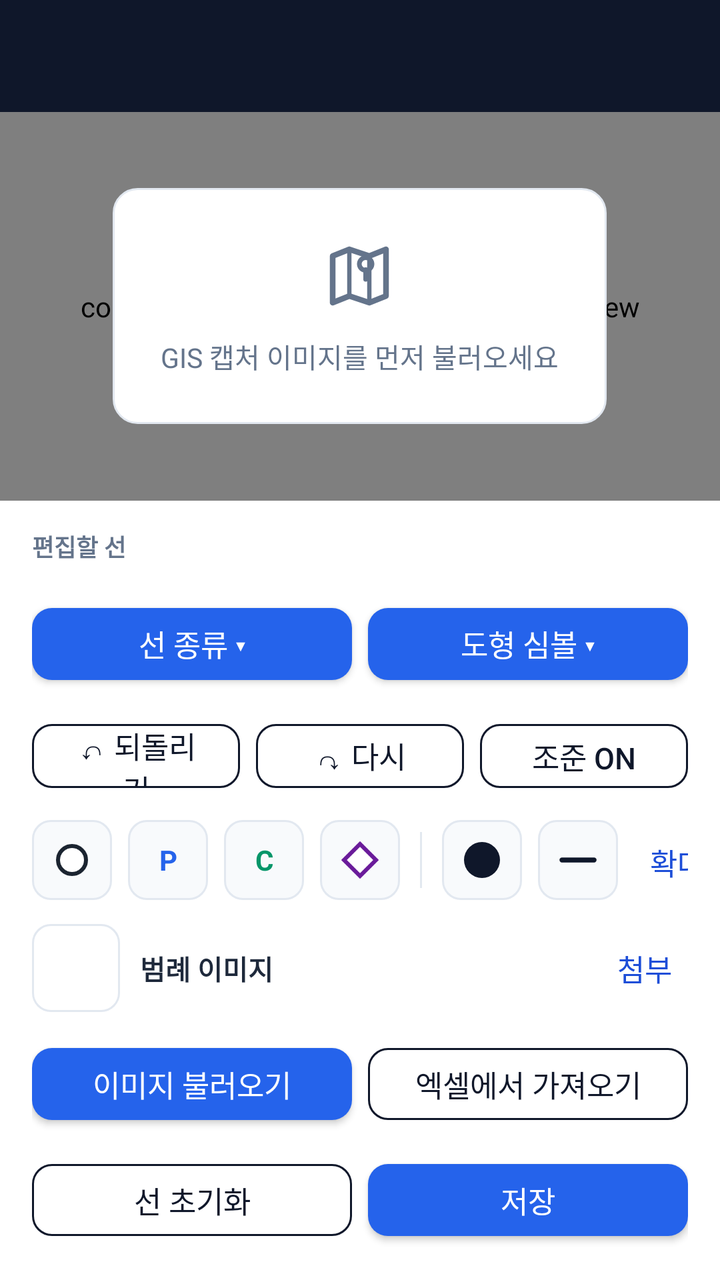
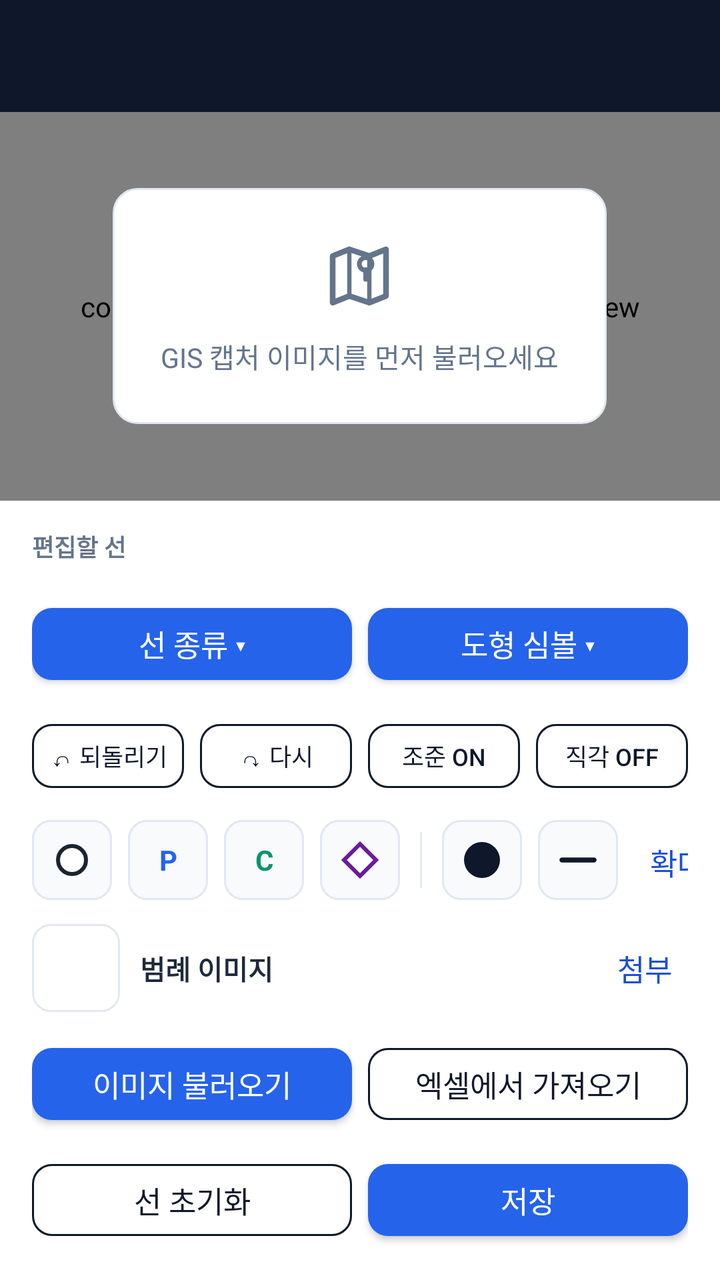

Before-and-after screenshots of an Android layout around one commit, followed by the original layout XML and the change that was made.
<!-- AndroidManifest.xml: activity theme Theme.Jijang -->
<!-- res/layout/activity_diagram_edit.xml -->
<?xml version="1.0" encoding="utf-8"?>
<LinearLayout xmlns:android="http://schemas.android.com/apk/res/android"
    xmlns:app="http://schemas.android.com/apk/res-auto"
    android:layout_width="match_parent"
    android:layout_height="match_parent"
    android:orientation="vertical"
    android:background="@color/background">

    <androidx.appcompat.widget.Toolbar
        android:id="@+id/toolbar"
        android:layout_width="match_parent"
        android:layout_height="?attr/actionBarSize"
        android:background="@color/primary"
        app:titleTextColor="@color/on_primary" />

    <FrameLayout
        android:layout_width="match_parent"
        android:layout_height="0dp"
        android:layout_weight="1">

        <com.thkim.jijang.ui.diagram.RouteEditorView
            android:id="@+id/routeEditorView"
            android:layout_width="match_parent"
            android:layout_height="match_parent"
            android:background="@color/surface" />

        <LinearLayout
            android:id="@+id/textNoImage"
            android:layout_width="wrap_content"
            android:layout_height="wrap_content"
            android:layout_gravity="center"
            android:gravity="center"
            android:orientation="vertical"
            android:background="@drawable/bg_card_notice"
            android:padding="24dp">

            <ImageView
                android:layout_width="40dp"
                android:layout_height="40dp"
                android:contentDescription="@null"
                android:src="@drawable/ic_menu_map"
                app:tint="@color/text_secondary" />

            <TextView
                android:layout_width="wrap_content"
                android:layout_height="wrap_content"
                android:layout_marginTop="10dp"
                android:gravity="center"
                android:text="GIS 캡처 이미지를 먼저 불러오세요"
                android:textColor="@color/text_secondary"
                android:textSize="13.5sp" />
        </LinearLayout>
    </FrameLayout>

    <LinearLayout
        android:layout_width="match_parent"
        android:layout_height="wrap_content"
        android:background="@color/surface"
        android:orientation="vertical"
        android:paddingHorizontal="16dp"
        android:paddingTop="14dp"
        android:paddingBottom="16dp">

        <TextView
            android:layout_width="wrap_content"
            android:layout_height="wrap_content"
            android:layout_marginBottom="6dp"
            android:text="편집할 선"
            android:textColor="@color/text_secondary"
            android:textSize="12sp"
            android:textStyle="bold" />

        <HorizontalScrollView
            android:layout_width="match_parent"
            android:layout_height="wrap_content"
            android:scrollbars="none">

            <LinearLayout
                android:id="@+id/containerLineChips"
                android:layout_width="wrap_content"
                android:layout_height="wrap_content"
                android:gravity="center_vertical"
                android:orientation="horizontal" />
        </HorizontalScrollView>

        
        <LinearLayout
            android:layout_width="match_parent"
            android:layout_height="wrap_content"
            android:layout_marginTop="10dp"
            android:gravity="center_vertical"
            android:orientation="horizontal">

            <com.google.android.material.button.MaterialButton
                android:id="@+id/buttonLegendLine"
                style="@style/Widget.Jijang.Button"
                android:layout_width="0dp"
                android:layout_height="48dp"
                android:layout_marginEnd="8dp"
                android:layout_weight="1"
                android:ellipsize="end"
                android:maxLines="1"
                android:minHeight="0dp"
                android:paddingVertical="0dp"
                android:text="선 종류 ▾" />

            <com.google.android.material.button.MaterialButton
                android:id="@+id/buttonLegendSymbol"
                style="@style/Widget.Jijang.Button"
                android:layout_width="0dp"
                android:layout_height="48dp"
                android:layout_weight="1"
                android:ellipsize="end"
                android:maxLines="1"
                android:minHeight="0dp"
                android:paddingVertical="0dp"
                android:text="도형 심볼 ▾" />
        </LinearLayout>

        
        <LinearLayout
            android:layout_width="match_parent"
            android:layout_height="wrap_content"
            android:layout_marginTop="10dp"
            android:gravity="center_vertical"
            android:orientation="horizontal">

            <com.google.android.material.button.MaterialButton
                android:id="@+id/buttonUndo"
                style="@style/Widget.Jijang.Button.Outlined"
                android:layout_width="0dp"
                android:layout_height="44dp"
                android:layout_marginEnd="8dp"
                android:layout_weight="1"
                android:enabled="false"
                android:minHeight="0dp"
                android:paddingVertical="0dp"
                android:text="↶ 되돌리기" />

            <com.google.android.material.button.MaterialButton
                android:id="@+id/buttonRedo"
                style="@style/Widget.Jijang.Button.Outlined"
                android:layout_width="0dp"
                android:layout_height="44dp"
                android:layout_marginEnd="8dp"
                android:layout_weight="1"
                android:enabled="false"
                android:minHeight="0dp"
                android:paddingVertical="0dp"
                android:text="↷ 다시" />

            <com.google.android.material.button.MaterialButton
                android:id="@+id/buttonAim"
                style="@style/Widget.Jijang.Button.Outlined"
                android:layout_width="0dp"
                android:layout_height="44dp"
                android:layout_weight="1"
                android:minHeight="0dp"
                android:paddingVertical="0dp"
                android:text="조준 ON" />
        </LinearLayout>

        <HorizontalScrollView
            android:layout_width="match_parent"
            android:layout_height="wrap_content"
            android:layout_marginTop="10dp"
            android:scrollbars="none">

            <LinearLayout
                android:layout_width="wrap_content"
                android:layout_height="wrap_content"
                android:gravity="center_vertical"
                android:orientation="horizontal">

                <ImageButton
                    android:id="@+id/buttonShapePlain"
                    android:layout_width="40dp"
                    android:layout_height="40dp"
                    android:layout_marginEnd="8dp"
                    android:background="@drawable/bg_toolbar_toggle"
                    android:contentDescription="일반 경로점"
                    android:padding="9dp"
                    android:src="@drawable/ic_shape_plain" />

                <TextView
                    android:id="@+id/buttonShapeEnclosure"
                    android:layout_width="40dp"
                    android:layout_height="40dp"
                    android:layout_marginEnd="8dp"
                    android:background="@drawable/bg_toolbar_toggle"
                    android:contentDescription="함체"
                    android:gravity="center"
                    android:text="P"
                    android:textColor="@color/badge_blue"
                    android:textStyle="bold" />

                <TextView
                    android:id="@+id/buttonShapePole"
                    android:layout_width="40dp"
                    android:layout_height="40dp"
                    android:layout_marginEnd="8dp"
                    android:background="@drawable/bg_toolbar_toggle"
                    android:contentDescription="전주"
                    android:gravity="center"
                    android:text="C"
                    android:textColor="@color/status_ok"
                    android:textStyle="bold" />

                <ImageButton
                    android:id="@+id/buttonShapeConnection"
                    android:layout_width="40dp"
                    android:layout_height="40dp"
                    android:layout_marginEnd="10dp"
                    android:background="@drawable/bg_toolbar_toggle"
                    android:contentDescription="접속점"
                    android:padding="9dp"
                    android:src="@drawable/ic_shape_connection" />

                <View
                    android:layout_width="1dp"
                    android:layout_height="28dp"
                    android:layout_marginEnd="10dp"
                    android:background="@color/line" />

                <ImageButton
                    android:id="@+id/buttonLineColor"
                    android:layout_width="40dp"
                    android:layout_height="40dp"
                    android:layout_marginEnd="8dp"
                    android:background="@drawable/bg_toolbar_toggle"
                    android:contentDescription="선 색상"
                    android:padding="11dp"
                    android:src="@drawable/bg_icon_badge" />

                <ImageButton
                    android:id="@+id/buttonLineDashed"
                    android:layout_width="40dp"
                    android:layout_height="40dp"
                    android:layout_marginEnd="8dp"
                    android:background="@drawable/bg_toolbar_toggle"
                    android:contentDescription="선 종류"
                    android:padding="9dp"
                    android:src="@drawable/ic_line_style_solid" />

                <com.google.android.material.button.MaterialButton
                    android:id="@+id/buttonResetZoom"
                    style="@style/Widget.Jijang.Button.Text"
                    android:layout_width="wrap_content"
                    android:layout_height="40dp"
                    android:minWidth="0dp"
                    android:text="확대 초기화" />

                <com.google.android.material.button.MaterialButton
                    android:id="@+id/buttonHideOtherLines"
                    style="@style/Widget.Jijang.Button.Text"
                    android:layout_width="wrap_content"
                    android:layout_height="40dp"
                    android:minWidth="0dp"
                    android:text="다른 선 숨기기" />
            </LinearLayout>
        </HorizontalScrollView>

        <LinearLayout
            android:layout_width="match_parent"
            android:layout_height="wrap_content"
            android:layout_marginTop="10dp"
            android:gravity="center_vertical"
            android:orientation="horizontal">

            <ImageView
                android:id="@+id/imageLegendThumb"
                android:layout_width="44dp"
                android:layout_height="44dp"
                android:background="@drawable/bg_input_field"
                android:contentDescription="@null"
                android:scaleType="centerCrop"
                android:src="@drawable/ic_menu_map" />

            <TextView
                android:layout_width="0dp"
                android:layout_height="wrap_content"
                android:layout_marginStart="10dp"
                android:layout_weight="1"
                android:text="범례 이미지"
                android:textColor="@color/text_primary"
                android:textSize="13.5sp"
                android:textStyle="bold" />

            <com.google.android.material.button.MaterialButton
                android:id="@+id/buttonPickLegend"
                style="@style/Widget.Jijang.Button.Text"
                android:layout_width="wrap_content"
                android:layout_height="wrap_content"
                android:minWidth="0dp"
                android:text="첨부" />

            <com.google.android.material.button.MaterialButton
                android:id="@+id/buttonRemoveLegend"
                style="@style/Widget.Jijang.Button.Text"
                android:layout_width="wrap_content"
                android:layout_height="wrap_content"
                android:minWidth="0dp"
                android:text="제거"
                android:textColor="@color/status_warn"
                android:visibility="gone" />
        </LinearLayout>

        <LinearLayout
            android:layout_width="match_parent"
            android:layout_height="wrap_content"
            android:layout_marginTop="10dp"
            android:orientation="horizontal">

            <com.google.android.material.button.MaterialButton
                android:id="@+id/buttonPickImage"
                android:layout_width="0dp"
                android:layout_height="wrap_content"
                android:layout_weight="1"
                android:layout_marginEnd="8dp"
                android:text="이미지 불러오기" />

            <com.google.android.material.button.MaterialButton
                android:id="@+id/buttonPickFromExcel"
                style="@style/Widget.Jijang.Button.Outlined"
                android:layout_width="0dp"
                android:layout_height="wrap_content"
                android:layout_weight="1"
                android:text="엑셀에서 가져오기" />
        </LinearLayout>

        <LinearLayout
            android:layout_width="match_parent"
            android:layout_height="wrap_content"
            android:layout_marginTop="10dp"
            android:orientation="horizontal">

            <com.google.android.material.button.MaterialButton
                android:id="@+id/buttonClear"
                style="@style/Widget.Jijang.Button.Outlined"
                android:layout_width="0dp"
                android:layout_height="wrap_content"
                android:layout_weight="1"
                android:layout_marginEnd="8dp"
                android:text="선 초기화" />

            <com.google.android.material.button.MaterialButton
                android:id="@+id/buttonSave"
                android:layout_width="0dp"
                android:layout_height="wrap_content"
                android:layout_weight="1"
                android:text="저장" />
        </LinearLayout>
    </LinearLayout>
</LinearLayout>
<!-- resources referenced by this layout -->
<resources>
  <color name="background">#F1F5F9</color>
  <color name="badge_blue">#2563EB</color>
  <color name="line">#E2E8F0</color>
  <color name="on_primary">#FFFFFF</color>
  <color name="primary">#0F172A</color>
  <color name="status_ok">#059669</color>
  <color name="status_warn">#DC2626</color>
  <color name="surface">#FFFFFF</color>
  <color name="text_primary">#1E293B</color>
  <color name="text_secondary">#64748B</color>
  <!-- drawable bg_card_notice (drawable) -->
  <?xml version="1.0" encoding="utf-8"?>
  <shape xmlns:android="http://schemas.android.com/apk/res/android">
      <solid android:color="@color/surface" />
      <corners android:radius="@dimen/card_radius" />
      <stroke android:width="1dp" android:color="@color/line" />
  </shape>
  <!-- drawable bg_icon_badge (drawable) -->
  <?xml version="1.0" encoding="utf-8"?>
  <shape xmlns:android="http://schemas.android.com/apk/res/android"
      android:shape="oval">
      <solid android:color="@color/primary" />
  </shape>
  <!-- drawable bg_input_field (drawable) -->
  <?xml version="1.0" encoding="utf-8"?>
  <shape xmlns:android="http://schemas.android.com/apk/res/android">
      <solid android:color="@color/surface" />
      <corners android:radius="@dimen/field_radius" />
      <stroke android:width="1dp" android:color="@color/line" />
      <padding android:left="10dp" android:top="10dp" android:right="10dp" android:bottom="10dp" />
  </shape>
  <!-- drawable ic_line_style_solid (drawable) -->
  <?xml version="1.0" encoding="utf-8"?>
  <vector xmlns:android="http://schemas.android.com/apk/res/android"
      android:width="24dp"
      android:height="24dp"
      android:viewportWidth="24"
      android:viewportHeight="24">
      <path
          android:strokeColor="@color/primary"
          android:strokeWidth="2.5"
          android:strokeLineCap="round"
          android:pathData="M4,12 L20,12" />
  </vector>
  <!-- drawable ic_shape_connection (drawable) -->
  <?xml version="1.0" encoding="utf-8"?>
  <vector xmlns:android="http://schemas.android.com/apk/res/android"
      android:width="24dp"
      android:height="24dp"
      android:viewportWidth="24"
      android:viewportHeight="24">
      <path
          android:fillColor="#FFFFFF"
          android:strokeColor="#6A1B9A"
          android:strokeWidth="2"
          android:pathData="M12,4 L20,12 L12,20 L4,12 Z" />
  </vector>
  <!-- drawable ic_shape_plain (drawable) -->
  <?xml version="1.0" encoding="utf-8"?>
  <vector xmlns:android="http://schemas.android.com/apk/res/android"
      android:width="24dp"
      android:height="24dp"
      android:viewportWidth="24"
      android:viewportHeight="24">
      <path
          android:fillColor="#FFFFFF"
          android:strokeColor="#1B2430"
          android:strokeWidth="2"
          android:pathData="M12,12m-7,0a7,7 0,1 1,14 0a7,7 0,1 1,-14 0" />
  </vector>
  <style name="Widget.Jijang.Button.Text" parent="Widget.MaterialComponents.Button.TextButton">
          <item name="android:textColor">@color/accent_dark</item>
          <item name="android:textAllCaps">false</item>
          <item name="android:letterSpacing">0</item>
      </style>
  <dimen name="card_radius">12dp</dimen>
  <dimen name="field_radius">9dp</dimen>
  <color name="accent_soft">#EFF6FF</color>
  <color name="accent">#2563EB</color>
  <color name="surface_muted">#F8FAFC</color>
  <color name="on_accent">#FFFFFF</color>
  <dimen name="button_height">48dp</dimen>
  <dimen name="button_radius">10dp</dimen>
  <color name="accent_dark">#1D4ED8</color>
  <color name="primary_dark">#020617</color>
  <style name="ShapeAppearance.Jijang.SmallComponent" parent="ShapeAppearance.MaterialComponents.SmallComponent">
          <item name="cornerSize">@dimen/button_radius</item>
      </style>
  <!-- unchanged entries left out for length: 5 -->
</resources>

<!-- the commit's change to res/layout/activity_diagram_edit.xml (unified diff, before → after) -->
@@ -127,6 +127,11 @@
 
             <com.google.android.material.button.MaterialButton
                 android:id="@+id/buttonUndo"
+                android:insetLeft="0dp"
+                android:insetRight="0dp"
+                android:maxLines="1"
+                android:paddingHorizontal="2dp"
+                android:textSize="12sp"
                 style="@style/Widget.Jijang.Button.Outlined"
                 android:layout_width="0dp"
                 android:layout_height="44dp"
@@ -139,6 +144,11 @@
 
             <com.google.android.material.button.MaterialButton
                 android:id="@+id/buttonRedo"
+                android:insetLeft="0dp"
+                android:insetRight="0dp"
+                android:maxLines="1"
+                android:paddingHorizontal="2dp"
+                android:textSize="12sp"
                 style="@style/Widget.Jijang.Button.Outlined"
                 android:layout_width="0dp"
                 android:layout_height="44dp"
@@ -151,13 +161,34 @@
 
             <com.google.android.material.button.MaterialButton
                 android:id="@+id/buttonAim"
-                style="@style/Widget.Jijang.Button.Outlined"
-                android:layout_width="0dp"
-                android:layout_height="44dp"
+                android:insetLeft="0dp"
+                android:insetRight="0dp"
+                android:maxLines="1"
+                android:paddingHorizontal="2dp"
+                android:textSize="12sp"
+                style="@style/Widget.Jijang.Button.Outlined"
+                android:layout_width="0dp"
+                android:layout_height="44dp"
+                android:layout_marginEnd="8dp"
                 android:layout_weight="1"
                 android:minHeight="0dp"
                 android:paddingVertical="0dp"
                 android:text="조준 ON" />
+
+            <com.google.android.material.button.MaterialButton
+                android:id="@+id/buttonOrtho"
+                android:insetLeft="0dp"
+                android:insetRight="0dp"
+                android:maxLines="1"
+                android:paddingHorizontal="2dp"
+                android:textSize="12sp"
+                style="@style/Widget.Jijang.Button.Outlined"
+                android:layout_width="0dp"
+                android:layout_height="44dp"
+                android:layout_weight="1"
+                android:minHeight="0dp"
+                android:paddingVertical="0dp"
+                android:text="직각 OFF" />
         </LinearLayout>
 
         <HorizontalScrollView
